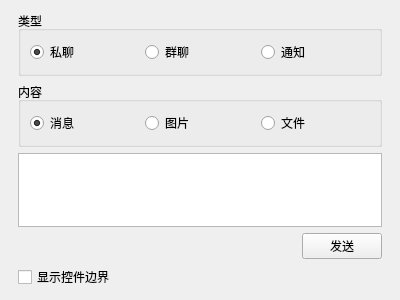
Above: widgets/settings/debugwidget.ui from iwxyi/CatlikeQQ before the change. Below: the same form after it.
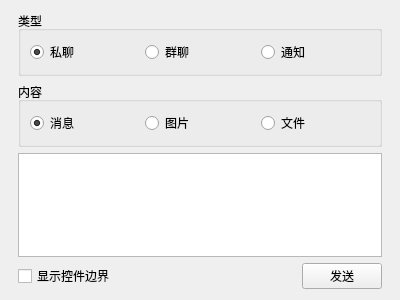
That is the form after the change. Custom widgets are drawn as their Qt base class.

The edit to the form file:
```diff
--- a/widgets/settings/debugwidget.ui
+++ b/widgets/settings/debugwidget.ui
@@ -94,6 +94,13 @@
      <property name="topMargin">
       <number>0</number>
      </property>
+     <item>
+      <widget class="QCheckBox" name="showWidgetBorderCheck">
+       <property name="text">
+        <string>显示控件边界</string>
+       </property>
+      </widget>
+     </item>
      <item>
       <spacer name="horizontalSpacer">
        <property name="orientation">
@@ -116,20 +123,6 @@
      </item>
     </layout>
    </item>
-   <item>
-    <layout class="QHBoxLayout" name="horizontalLayout_3">
-     <property name="topMargin">
-      <number>0</number>
-     </property>
-     <item>
-      <widget class="QCheckBox" name="showWidgetBorderCheck">
-       <property name="text">
-        <string>显示控件边界</string>
-       </property>
-      </widget>
-     </item>
-    </layout>
-   </item>
   </layout>
  </widget>
  <customwidgets>
```
